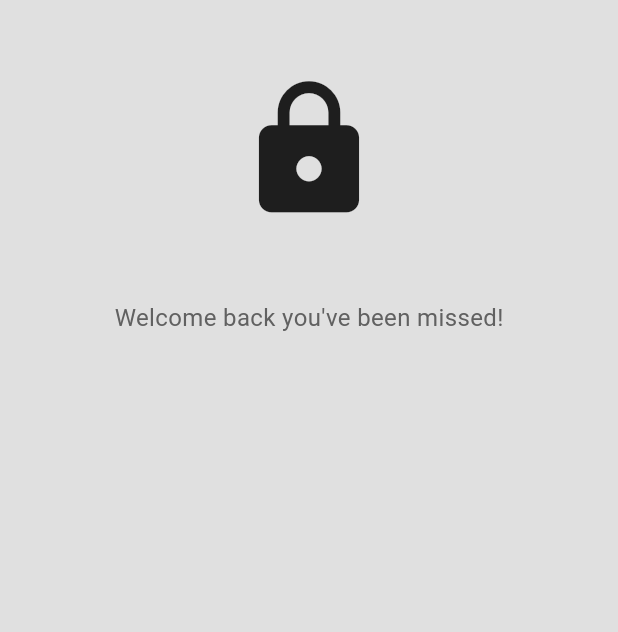
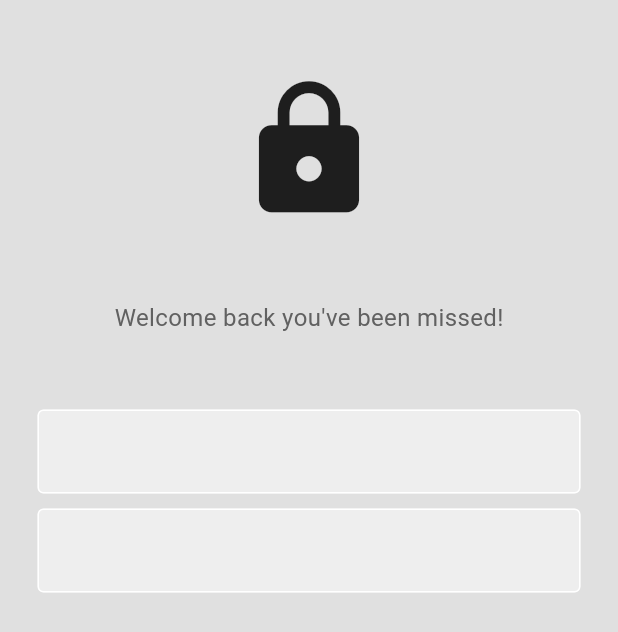
Before and after one commit to minhtetnaing117/authentication, a Flutter app: the screen it shows after launch, on a phone screen of 412 x 824 dp. Shown: the top 632 px of the screen. Run offline on Flutter 3.47's test engine with Material 3 defaults, Android fonts, the phone set to English and light mode, and no system bars.

Commit message:
textfield initial commit

```diff
--- /dev/null
+++ b/lib/components/my_textfield.dart
@@ -0,0 +1,24 @@
+import 'package:flutter/material.dart';
+
+class MyTextfield extends StatelessWidget {
+  const MyTextfield({super.key});
+
+  @override
+  Widget build(BuildContext context) {
+    return Padding(
+      padding: const EdgeInsets.symmetric(horizontal: 25.0),
+      child: TextField(
+        decoration: InputDecoration(
+          enabledBorder: const OutlineInputBorder(
+            borderSide: BorderSide(color: Colors.white),
+          ),
+          focusedBorder: OutlineInputBorder(
+              borderSide: BorderSide(color: Colors.grey.shade400)
+          ),
+          fillColor: Colors.grey.shade200,
+          filled: true,
+        ),
+      ),
+    );
+  }
+}
--- a/lib/pages/login_page.dart
+++ b/lib/pages/login_page.dart
@@ -1,3 +1,4 @@
+import 'package:authentication/components/my_textfield.dart';
 import 'package:flutter/material.dart';
 
 
@@ -36,8 +37,12 @@ class LoginPage extends StatelessWidget {
               const SizedBox(height: 50),
 
               // username
+              MyTextfield(),
+
+              const SizedBox(height: 10),
 
               // pass
+              MyTextfield(),
 
               // forgot pass
 
```
